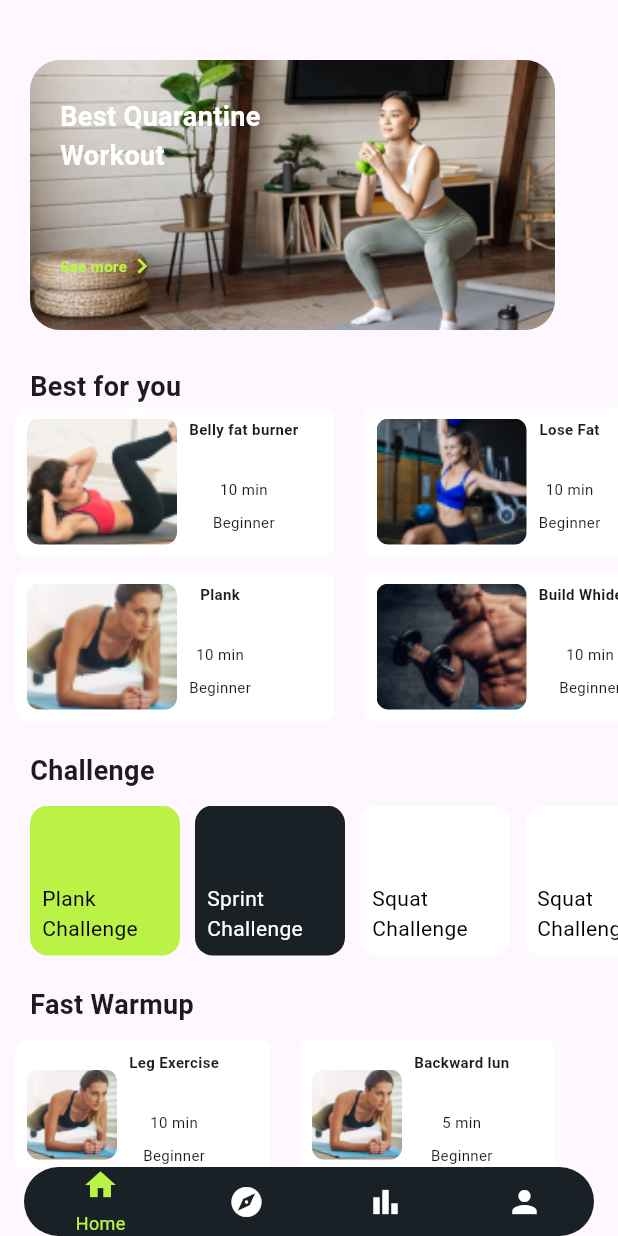
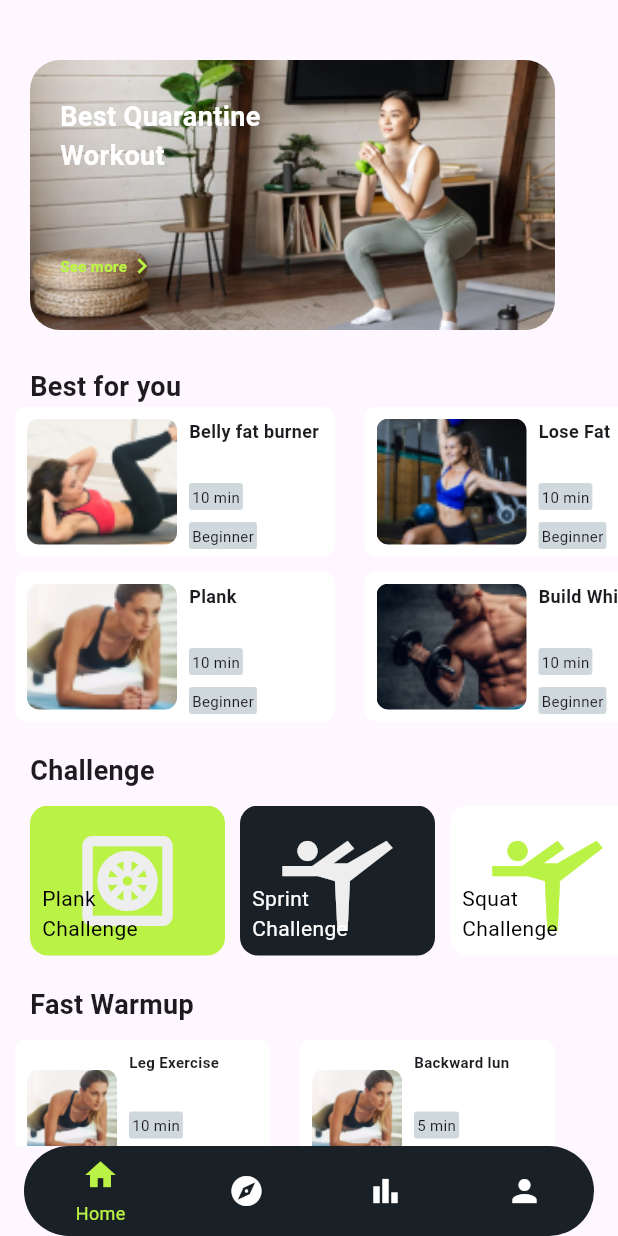
Before and after one commit to soumiguria/Flutter_Assignment, a Flutter app: the screen it shows after launch, on a phone screen of 412 x 824 dp. Run offline on Flutter 3.47's test engine with Material 3 defaults, Android fonts, the phone set to English and light mode, and no system bars.

Commit message:
Almost done apart from the challenge portion

```diff
--- a/lib/best_for_you.dart
+++ b/lib/best_for_you.dart
@@ -41,11 +41,13 @@ class BestForYou extends StatelessWidget {
             ),
             const SizedBox(width: 8),
             Column(
+              mainAxisAlignment: MainAxisAlignment.start,
+              crossAxisAlignment: CrossAxisAlignment.start,
               children: [
                 Text(
                   type,
                   style: const TextStyle(
-                    fontSize: 10,
+                    fontSize: 12,
                     fontWeight: FontWeight.bold,
                   ),
                   maxLines: 1,
@@ -55,7 +57,13 @@ class BestForYou extends StatelessWidget {
                   height: 18,
                 ),
                 const SizedBox(height: 8),
-                Text(
+                Container(
+                  decoration: BoxDecoration(
+                      color: Colors.blueGrey.shade100,
+                      borderRadius: BorderRadius.circular(2)),
+                  child: Padding(
+                    padding: const EdgeInsets.all(2.0),
+                    child: Text(
                       time,
                       style: const TextStyle(
                         fontSize: 10,
@@ -63,11 +71,21 @@ class BestForYou extends StatelessWidget {
                       maxLines: 1,
                       overflow: TextOverflow.ellipsis,
                     ),
+                  ),
+                ),
                 const SizedBox(height: 8),
-                Text(
+                Container(
+                  decoration: BoxDecoration(
+                      color: Colors.blueGrey.shade100,
+                      borderRadius: BorderRadius.circular(2)),
+                  child: Padding(
+                    padding: const EdgeInsets.all(2.0),
+                    child: Text(
                       level,
                       style: const TextStyle(
                         fontSize: 10,
+                      ),
+                    ),
                   ),
                 ),
               ],
--- a/lib/fast_warmup.dart
+++ b/lib/fast_warmup.dart
@@ -41,6 +41,8 @@ class FastWarmup extends StatelessWidget {
             ),
             const SizedBox(width: 8),
             Column(
+              mainAxisAlignment: MainAxisAlignment.start,
+              crossAxisAlignment: CrossAxisAlignment.start,
               children: [
                 Text(
                   type,
@@ -55,7 +57,13 @@ class FastWarmup extends StatelessWidget {
                   height: 18,
                 ),
                 const SizedBox(height: 8),
-                Text(
+                Container(
+                  decoration: BoxDecoration(
+                      color: Colors.blueGrey.shade100,
+                      borderRadius: BorderRadius.circular(2)),
+                  child: Padding(
+                    padding: const EdgeInsets.all(2.0),
+                    child: Text(
                       time,
                       style: const TextStyle(
                         fontSize: 10,
@@ -63,11 +71,21 @@ class FastWarmup extends StatelessWidget {
                       maxLines: 1,
                       overflow: TextOverflow.ellipsis,
                     ),
+                  ),
+                ),
                 const SizedBox(height: 8),
-                Text(
+                Container(
+                  decoration: BoxDecoration(
+                      color: Colors.blueGrey.shade100,
+                      borderRadius: BorderRadius.circular(2)),
+                  child: Padding(
+                    padding: const EdgeInsets.all(2.0),
+                    child: Text(
                       level,
                       style: const TextStyle(
                         fontSize: 10,
+                      ),
+                    ),
                   ),
                 ),
               ],
--- a/lib/navbar.dart
+++ b/lib/navbar.dart
@@ -18,9 +18,10 @@ class _CustomNavBarState extends State<CustomNavBar> {
       right: 0,
       child: Container(
         width: 380,
+        height: 60,
         decoration: BoxDecoration(
           color: Color(0xFF192126),
-          borderRadius: BorderRadius.all(Radius.circular(40.0)),
+          borderRadius: BorderRadius.all(Radius.circular(60.0)),
         ),
         child: Row(
           mainAxisAlignment: MainAxisAlignment.spaceAround,
--- a/lib/workout.dart
+++ b/lib/workout.dart
@@ -42,7 +42,7 @@ class Workout extends StatelessWidget {
                       ),
                     ),
                   ),
-                  const Positioned(
+                  Positioned(
                     child: Column(
                       children: [
                         Padding(
@@ -62,7 +62,11 @@ class Workout extends StatelessWidget {
                               SizedBox(height: 50),
                               Row(
                                 children: [
-                                  Text(
+                                  GestureDetector(
+                                    onTap: () {
+                                      print('Detected');
+                                    },
+                                    child: Text(
                                       'See more',
                                       style: TextStyle(
                                         fontSize: 10,
@@ -70,10 +74,16 @@ class Workout extends StatelessWidget {
                                         color: Color(0xFFBBF246),
                                       ),
                                     ),
-                                  Icon(
+                                  ),
+                                  GestureDetector(
+                                    onTap: () {
+                                      print('detected1');
+                                    },
+                                    child: Icon(
                                       Icons.chevron_right,
                                       color: Color(0xFFBBF246),
                                       size: 20,
+                                    ),
                                   ),
                                 ],
                               )
@@ -154,98 +164,115 @@ class Workout extends StatelessWidget {
                           children: [
                             Container(
                               height: 100,
-                              width: 100,
+                              width: 130,
                               decoration: BoxDecoration(
                                 borderRadius: BorderRadius.circular(12.0),
                                 color: Color(0xFFBBF246),
                               ),
+                              child: Stack(
+                                children: [
+                                  Positioned.fill(
                                     child: Align(
+                                      alignment: Alignment.center,
+                                      child: Icon(
+                                        Icons.heat_pump_outlined,
+                                        color: Colors.grey.shade200,
+                                        size:
+                                            80,
+                                      ),
+                                    ),
+                                  ),
+                                  Align(
                                     alignment: Alignment.bottomLeft,
                                     child: Padding(
                                       padding: const EdgeInsets.all(8.0),
-                                  child: Text('Plank\nChallenge',
+                                      child: Text(
+                                        'Plank\nChallenge',
                                         style: TextStyle(
                                           color: Colors.black,
-                                      )),
                                         ),
                                       ),
                                     ),
+                                  ),
+                                ],
+                              ),
+                            ),
+
                             SizedBox(width: 10),
                             Container(
                               height: 100,
-                              width: 100,
+                              width: 130,
                               decoration: BoxDecoration(
                                 borderRadius: BorderRadius.circular(12.0),
                                 color: Color(0xFF192126),
                               ),
+                              child: Stack(
+                                children: [
+                                  Positioned.fill(
                                     child: Align(
+                                      alignment: Alignment.center,
+                                      child: Icon(
+                                        Icons.sports_gymnastics_outlined,
+                                        color: Colors.grey.shade200,
+                                        size:
+                                            80,
+                                      ),
+                                    ),
+                                  ),
+                                  Align(
                                     alignment: Alignment.bottomLeft,
                                     child: Padding(
                                       padding: const EdgeInsets.all(8.0),
-                                  child: Text('Sprint\nChallenge',
+                                      child: Text(
+                                        'Sprint\nChallenge',
                                         style: TextStyle(
                                           color: Colors.white,
-                                      )),
                                         ),
                                       ),
                                     ),
+                                  ),
+                                ],
+                              ),
+                            ),
+
                             SizedBox(width: 10),
                             Container(
                               height: 100,
-                              width: 100,
+                              width: 130,
                               decoration: BoxDecoration(
                                 borderRadius: BorderRadius.circular(12.0),
-                                color: Colors.white,
+                                color: Color(0xFFFFFFFF),
                               ),
+                              child: Stack(
+                                children: [
+                                  Positioned.fill(
                                     child: Align(
+                                      alignment: Alignment.center,
+                                      child: Icon(
+                                        Icons.sports_gymnastics_outlined,
+                                        color: Color(0xFFBBF246),
+                                        size:
+                                            80,
+                                      ),
+                                    ),
+                                  ),
+                                  Align(
                                     alignment: Alignment.bottomLeft,
                                     child: Padding(
                                       padding: const EdgeInsets.all(8.0),
-                                  child: Text('Squat\nChallenge',
+                                      child: Text(
+                                        'Squat\nChallenge',
                                         style: TextStyle(
                                           color: Colors.black,
-                                      )),
                                         ),
                                       ),
                                     ),
-                            SizedBox(width: 10),
-                            Container(
-                              height: 100,
-                              width: 100,
-                              decoration: BoxDecoration(
-                                borderRadius: BorderRadius.circular(12.0),
-                                color: Colors.white,
                                   ),
-                              child: Align(
-                                alignment: Alignment.bottomLeft,
-                                child: Padding(
-                                  padding: const EdgeInsets.all(8.0),
-                                  child: Text('Squat\nChallenge',
-                                      style: TextStyle(
-                                        color: Colors.black,
-                                      )),
+                                ],
                               ),
                             ),
-                            ),
-                            SizedBox(width: 10),
-                            Container(
-                              height: 100,
-                              width: 100,
-                              decoration: BoxDecoration(
-                                borderRadius: BorderRadius.circular(12.0),
-                                color: Colors.white,
-                              ),
-                              child: Align(
-                                alignment: Alignment.bottomLeft,
-                                child: Padding(
-                                  padding: const EdgeInsets.all(8.0),
-                                  child: Text('Squat\nChallenge',
-                                      style: TextStyle(
-                                        color: Colors.black,
-                                      )),
-                                ),
-                              ),
-                            ),
+
+
                           ],
                         ),
                       ),
```
Lines whose indentation alone changed are shown as unchanged.
